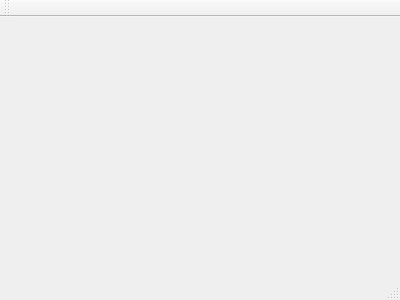
First picture: the form in simulator/simulator/mainwindow.ui, repository yart-group/yart, before the edit.
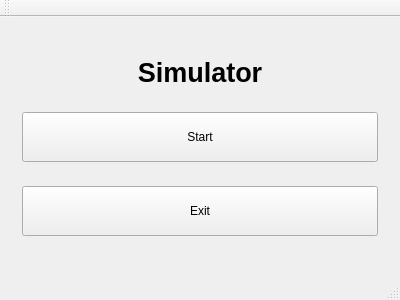
Second picture: the form after the edit.

Commit message: add menu screen

The edit to the form file:
```diff
--- a/simulator/simulator/mainwindow.ui
+++ b/simulator/simulator/mainwindow.ui
@@ -12,13 +12,104 @@
   <property name="windowTitle" >
    <string>MainWindow</string>
   </property>
-  <widget class="QMenuBar" name="menuBar" />
-  <widget class="QToolBar" name="mainToolBar" />
-  <widget class="QWidget" name="centralWidget" />
-  <widget class="QStatusBar" name="statusBar" />
+  <widget class="QWidget" name="centralWidget">
+   <layout class="QGridLayout" name="gridLayout">
+    <item row="0" column="0">
+     <widget class="QStackedWidget" name="stackedWidget">
+      <property name="currentIndex">
+       <number>0</number>
+      </property>
+      <widget class="QWidget" name="mainMenu">
+       <layout class="QVBoxLayout" name="verticalLayout">
+        <item>
+         <widget class="QLabel" name="logoText">
+          <property name="sizePolicy">
+           <sizepolicy hsizetype="Preferred" vsizetype="Fixed">
+            <horstretch>0</horstretch>
+            <verstretch>0</verstretch>
+           </sizepolicy>
+          </property>
+          <property name="font">
+           <font>
+            <pointsize>20</pointsize>
+            <weight>75</weight>
+            <bold>true</bold>
+           </font>
+          </property>
+          <property name="text">
+           <string>Simulator</string>
+          </property>
+          <property name="alignment">
+           <set>Qt::AlignCenter</set>
+          </property>
+         </widget>
+        </item>
+        <item>
+         <widget class="QPushButton" name="startButton">
+          <property name="minimumSize">
+           <size>
+            <width>0</width>
+            <height>50</height>
+           </size>
+          </property>
+          <property name="text">
+           <string>Start</string>
+          </property>
+         </widget>
+        </item>
+        <item>
+         <widget class="QPushButton" name="exitButton">
+          <property name="minimumSize">
+           <size>
+            <width>0</width>
+            <height>50</height>
+           </size>
+          </property>
+          <property name="sizeIncrement">
+           <size>
+            <width>0</width>
+            <height>0</height>
+           </size>
+          </property>
+          <property name="baseSize">
+           <size>
+            <width>0</width>
+            <height>0</height>
+           </size>
+          </property>
+          <property name="text">
+           <string>Exit</string>
+          </property>
+         </widget>
+        </item>
+       </layout>
+      </widget>
+      <widget class="QWidget" name="mainPage"/>
+     </widget>
+    </item>
+   </layout>
+  </widget>
+  <widget class="QMenuBar" name="menuBar">
+   <property name="geometry">
+    <rect>
+     <x>0</x>
+     <y>0</y>
+     <width>400</width>
+     <height>19</height>
+    </rect>
+   </property>
+  </widget>
+  <widget class="QToolBar" name="mainToolBar">
+   <attribute name="toolBarArea">
+    <enum>TopToolBarArea</enum>
+   </attribute>
+   <attribute name="toolBarBreak">
+    <bool>false</bool>
+   </attribute>
+  </widget>
+  <widget class="QStatusBar" name="statusBar"/>
  </widget>
- <layoutDefault spacing="6" margin="11" />
- <pixmapfunction></pixmapfunction>
+ <layoutdefault spacing="6" margin="11"/>
  <resources/>
  <connections/>
 </ui>
```
Left out of the diff: 7 changed lines with no effect on the pictures. The commit also changes 7 other files.
